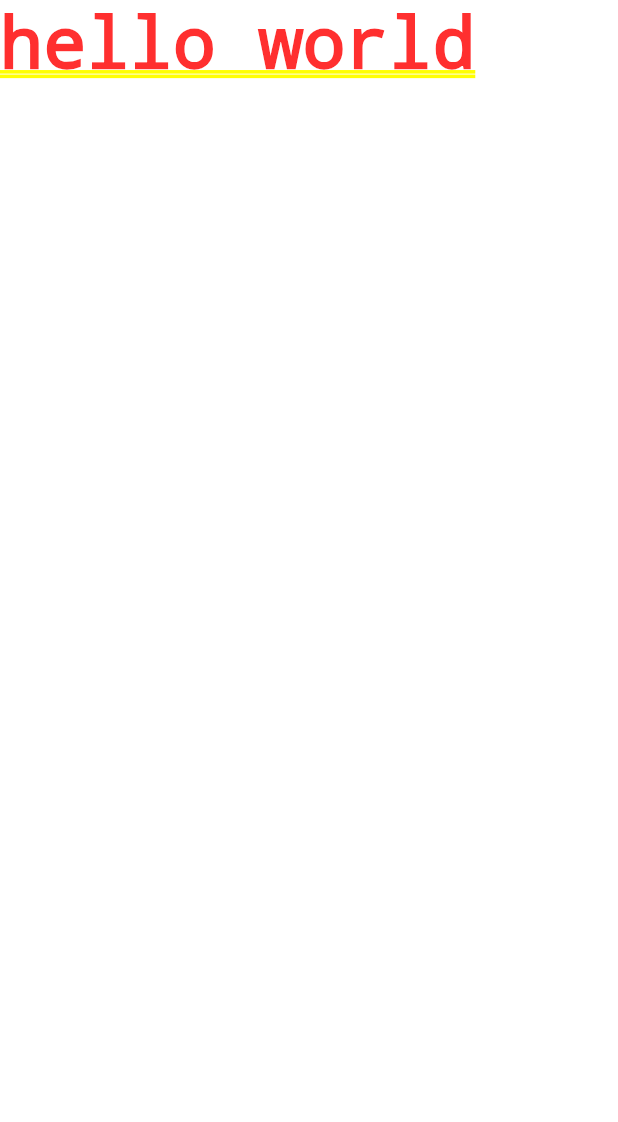
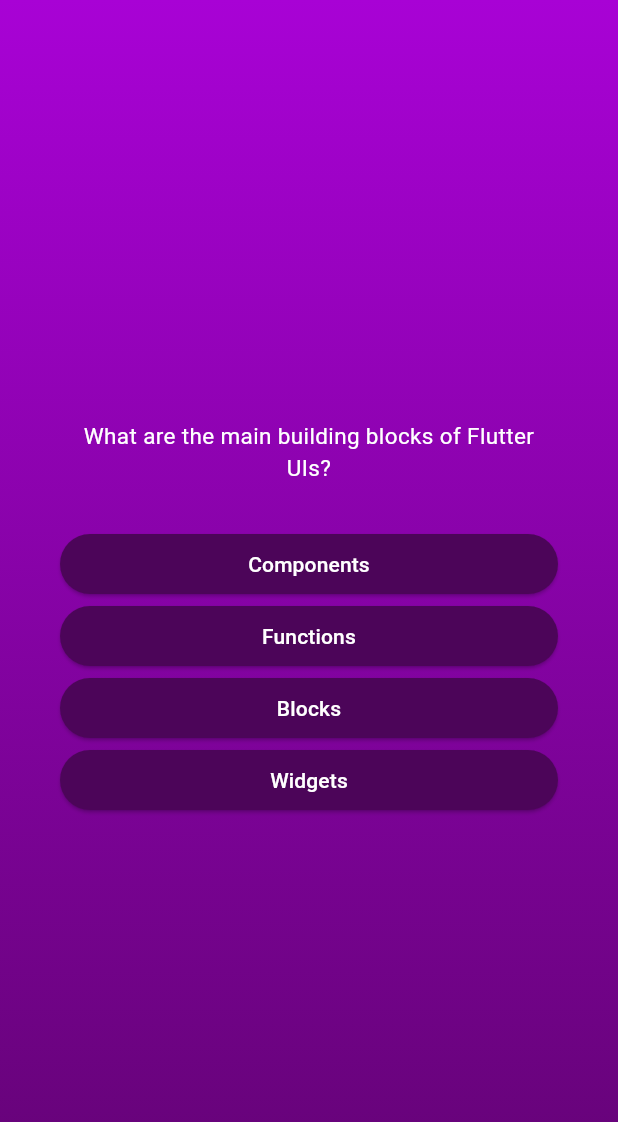
Before and after one commit to thieng101/quiz-app, a Flutter app: the screen it shows after launch, after a tap on "Start Quiz", on a phone screen of 412 x 824 dp. Shown: the top 1122 px of the screen. Run offline on Flutter 3.47's test engine with Material 3 defaults, Android fonts, the phone set to English and light mode, and no system bars.

Commit message:
created questions and answer screen

```diff
--- /dev/null
+++ b/quiz_app/lib/answer_button.dart
@@ -0,0 +1,23 @@
+import 'package:flutter/material.dart';
+import 'package:flutter/widgets.dart';
+
+class AnswerButton extends StatelessWidget {
+  final String answer;
+  final void Function() onTap;
+
+  const AnswerButton(this.answer, this.onTap, {super.key});
+
+  @override
+  Widget build(BuildContext context) {
+    return ElevatedButton(
+      onPressed: onTap,
+      child: Text(answer, textAlign: TextAlign.center),
+      style: ElevatedButton.styleFrom(
+          padding: EdgeInsets.symmetric(horizontal: 40, vertical: 10),
+          backgroundColor: Color.fromARGB(255, 76, 5, 89),
+          foregroundColor: Colors.white,
+          shape:
+              RoundedRectangleBorder(borderRadius: BorderRadius.circular(40))),
+    );
+  }
+}
--- /dev/null
+++ b/quiz_app/lib/data/questions.dart
@@ -0,0 +1,55 @@
+import 'package:quiz_app/models/quiz_question.dart';
+
+const questions = [
+  QuizQuestion(
+    'What are the main building blocks of Flutter UIs?',
+    [
+      'Widgets',
+      'Components',
+      'Blocks',
+      'Functions',
+    ],
+  ),
+  QuizQuestion('How are Flutter UIs built?', [
+    'By combining widgets in code',
+    'By combining widgets in a visual editor',
+    'By defining widgets in config files',
+    'By using XCode for iOS and Android Studio for Android',
+  ]),
+  QuizQuestion(
+    'What\'s the purpose of a StatefulWidget?',
+    [
+      'Update UI as data changes',
+      'Update data as UI changes',
+      'Ignore data changes',
+      'Render UI that does not depend on data',
+    ],
+  ),
+  QuizQuestion(
+    'Which widget should you try to use more often: StatelessWidget or StatefulWidget?',
+    [
+      'StatelessWidget',
+      'StatefulWidget',
+      'Both are equally good',
+      'None of the above',
+    ],
+  ),
+  QuizQuestion(
+    'What happens if you change data in a StatelessWidget?',
+    [
+      'The UI is not updated',
+      'The UI is updated',
+      'The closest StatefulWidget is updated',
+      'Any nested StatefulWidgets are updated',
+    ],
+  ),
+  QuizQuestion(
+    'How should you update data inside of StatefulWidgets?',
+    [
+      'By calling setState()',
+      'By calling updateData()',
+      'By calling updateUI()',
+      'By calling updateState()',
+    ],
+  ),
+];
--- /dev/null
+++ b/quiz_app/lib/models/quiz_question.dart
@@ -0,0 +1,12 @@
+class QuizQuestion {
+  final String question;
+  final List<String> answers;
+
+  const QuizQuestion(this.question, this.answers);
+
+  List<String> getshuffledQuestions() {
+    final List<String> shuffledAnswers = List.of(answers);
+    shuffledAnswers.shuffle();
+    return shuffledAnswers;
+  }
+}
--- a/quiz_app/lib/questions_screen.dart
+++ b/quiz_app/lib/questions_screen.dart
@@ -1,4 +1,7 @@
 import 'package:flutter/material.dart';
+import 'package:quiz_app/answer_button.dart';
+import 'package:quiz_app/data/questions.dart';
+import 'package:quiz_app/models/quiz_question.dart';
 
 //create a class called Questions extended from statefulwidget
 class QuestionsScreen extends StatefulWidget {
@@ -10,9 +13,36 @@ class QuestionsScreen extends StatefulWidget {
 
 //create a class called _QuestionsState extended from state
 class _QuestionsScreenState extends State<QuestionsScreen> {
-  //create a build method
+  var questionsIndex = 0;
+
+  void answerQuestion() {
+    setState(() {
+      questionsIndex++;
+    });
+  }
+
   @override
   Widget build(BuildContext context) {
-    return Text("hello world");
+    final QuizQuestion currentQuestion = questions[questionsIndex];
+
+    return Container(
+      margin: const EdgeInsets.all(40),
+      child: SizedBox(
+        width: double.infinity,
+        child: Column(
+          mainAxisAlignment: MainAxisAlignment.center,
+          crossAxisAlignment: CrossAxisAlignment.stretch,
+          children: [
+            Text(currentQuestion.question,
+                style: const TextStyle(color: Colors.white, fontSize: 15),
+                textAlign: TextAlign.center),
+            const SizedBox(height: 30),
+            ...currentQuestion.getshuffledQuestions().map((answer) {
+              return AnswerButton(answer, answerQuestion);
+            }),
+          ],
+        ),
+      ),
+    );
   }
 }
--- a/quiz_app/lib/quiz.dart
+++ b/quiz_app/lib/quiz.dart
@@ -1,4 +1,5 @@
 import 'package:flutter/material.dart';
+import 'package:quiz_app/questions_screen.dart';
 import 'package:quiz_app/start_scren.dart';
 
 class Quiz extends StatefulWidget {
@@ -11,7 +12,21 @@ class Quiz extends StatefulWidget {
 }
 
 class _QuizState extends State<Quiz> {
+  var activeScreen = "start-screen";
+
+  void changeScreen() {
+    setState(() {
+      activeScreen = "questions-screen";
+    });
+  }
+
   Widget build(context) {
+    Widget screen = StartScreen(changeScreen);
+
+    if (activeScreen == "questions-screen") {
+      screen = const QuestionsScreen();
+    }
+
     return MaterialApp(
         home: Scaffold(
             body: Container(
@@ -24,6 +39,7 @@ class _QuizState extends State<Quiz> {
         begin: Alignment.topCenter,
         end: Alignment.bottomCenter,
       )),
-                child: const StartScreen())));
+      child: screen,
+    )));
   }
 }
--- a/quiz_app/lib/start_scren.dart
+++ b/quiz_app/lib/start_scren.dart
@@ -3,7 +3,9 @@ import 'package:flutter/widgets.dart';
 import 'package:quiz_app/questions_screen.dart';
 
 class StartScreen extends StatelessWidget {
-  const StartScreen({super.key});
+  final void Function() changeScreen;
+
+  const StartScreen(this.changeScreen, {super.key});
 
   @override
   Widget build(context) {
@@ -18,10 +20,7 @@ class StartScreen extends StatelessWidget {
         const SizedBox(height: 20),
         OutlinedButton.icon(
             onPressed: () {
-              Navigator.push(
-                  context,
-                  MaterialPageRoute(
-                      builder: (context) => const QuestionsScreen()));
+              changeScreen();
             },
             style: OutlinedButton.styleFrom(foregroundColor: Colors.white),
             icon: const Icon(Icons.keyboard_double_arrow_right),
```
Lines whose indentation alone changed are shown as unchanged.
